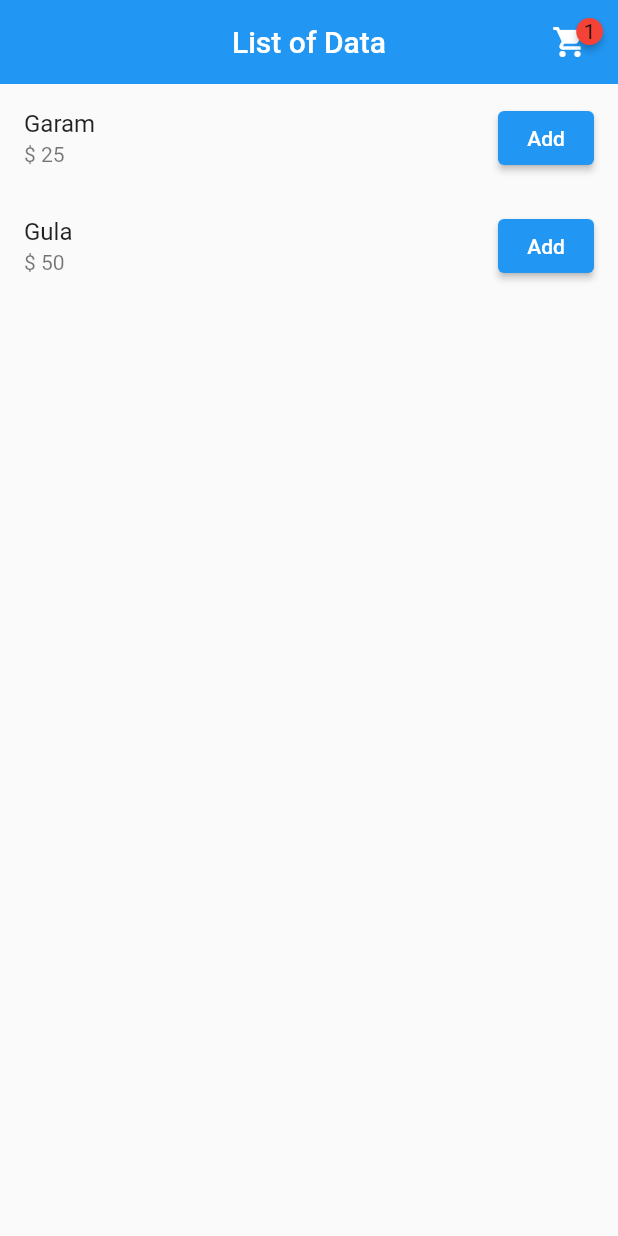
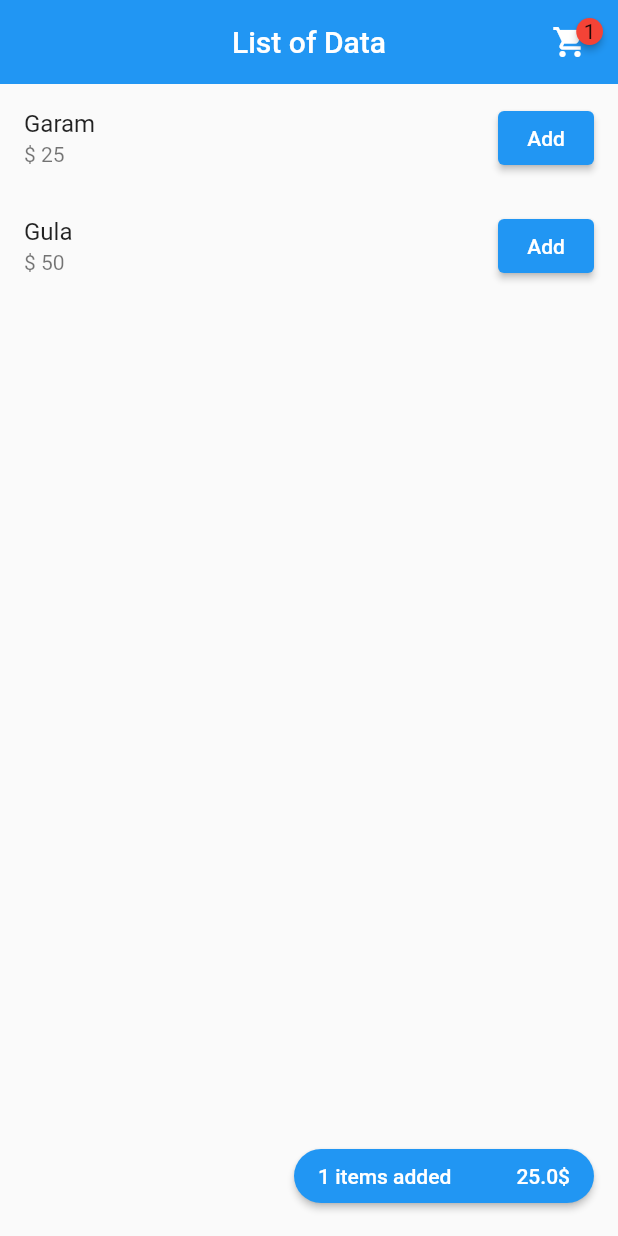
Before and after one commit to Fegartyx/SimpleCartWithProvider, a Flutter app: the screen it shows after launch, after a tap on "Add", on a phone screen of 412 x 824 dp. Run offline on Flutter 3.47's test engine with Material 2 defaults, Android fonts, the phone set to English and light mode, and no system bars; drawn by our look-alikes of badges.

Commit message:
Adding : - Float Button Every Adding Item - Float Button With Price Items And Quantity of items - Adding plus and minus for decreasing quantity of items
Fixed :
- items with same name duplicate in cart view
- quantity items got minus

```diff
--- a/simple_cart/lib/data_view.dart
+++ b/simple_cart/lib/data_view.dart
@@ -3,7 +3,7 @@ import 'package:simple_cart/cart_view.dart';
 import 'package:simple_cart/model/cart_model.dart';
 import 'package:simple_cart/model/list_data.dart';
 import 'package:provider/provider.dart';
-import 'package:badges/badges.dart';
+import 'package:badges/badges.dart' as badges;
 
 class DataView extends StatelessWidget {
   const DataView({Key? key}) : super(key: key);
@@ -30,7 +30,7 @@ class DataView extends StatelessWidget {
               style: const ButtonStyle(elevation: MaterialStatePropertyAll(0)),
               child: Consumer<CartModel>(
                 builder: (context, cart, _) {
-                  return Badge(
+                  return badges.Badge(
                     badgeContent: Text(cart.count.toString()),
                     child: const Icon(Icons.shopping_cart),
                   );
@@ -49,13 +49,48 @@ class DataView extends StatelessWidget {
             subtitle: Text('\$ ${dataList.price}'),
             trailing: ElevatedButton(
               onPressed: () {
+                debugPrint(dataList.quantity.toString());
                 noChange.add(dataList);
+                noChange.showButton = true;
               },
               child: const Text('Add'),
             ),
           );
         },
       ),
+      floatingActionButton: Consumer<CartModel>(
+        builder: (context, cart, _) {
+          return noChange.showButton
+              ? SizedBox(
+                  width: 200,
+                  child: ElevatedButton(
+                    style: ButtonStyle(
+                      shape: MaterialStatePropertyAll(
+                        RoundedRectangleBorder(
+                          borderRadius: BorderRadius.circular(20),
+                        ),
+                      ),
+                    ),
+                    onPressed: () {
+                      Navigator.push(
+                        context,
+                        MaterialPageRoute(
+                          builder: (context) => const CartView(),
+                        ),
+                      );
+                    },
+                    child: Row(
+                      children: [
+                        Text('${cart.items.length} items added'),
+                        const Spacer(),
+                        Text('${noChange.totalPrice}\$'),
+                      ],
+                    ),
+                  ),
+                )
+              : const SizedBox();
+        },
+      ),
     );
   }
 }
--- a/simple_cart/lib/main.dart
+++ b/simple_cart/lib/main.dart
@@ -2,7 +2,6 @@ import 'package:flutter/material.dart';
 import 'package:provider/provider.dart';
 import 'package:simple_cart/data_view.dart';
 import 'package:simple_cart/model/cart_model.dart';
-import 'package:simple_cart/model/list_data.dart';
 
 void main() {
   runApp(const MyApp());
--- a/simple_cart/lib/model/cart_model.dart
+++ b/simple_cart/lib/model/cart_model.dart
@@ -4,9 +4,23 @@ import 'package:simple_cart/model/list_data.dart';
 class CartModel with ChangeNotifier {
   final List<ListData> _items = [];
   double _price = 0;
+  bool showButton = false;
 
   void add(ListData listData) {
-    _items.add(listData);
+    bool found = false;
+
+    for (int i = 0; i < _items.length; i++) {
+      if (_items[i].id == listData.id) {
+        _items[i].quantity += 1;
+        found = true;
+        break;
+      }
+    }
+
+    if (!found) {
+      _items.add(listData);
+    }
+
     _price += listData.price!;
     debugPrint(' $items price: $totalPrice');
     notifyListeners();
@@ -19,9 +33,25 @@ class CartModel with ChangeNotifier {
   List<ListData> get items => _items;
 
   void remove(int index) {
+    debugPrint('quantity : ${_items[index].quantity}');
+    _items.removeAt(index);
+    _price = 0;
+    notifyListeners();
+  }
+
+  void addQuantity(int index) {
+    _price += _items[index].price!;
+    _items[index].quantity += 1;
+    notifyListeners();
+  }
+
+  void decreaseQuantity(int index) {
     _price -= _items[index].price!;
-    _items.removeAt(index);
-    debugPrint(' $items price: $totalPrice');
+    _items[index].quantity -= 1;
+    if (_items[index].quantity < 1) {
+      _items[index].quantity = 1;
+      remove(index);
+    }
     notifyListeners();
   }
 
--- a/simple_cart/lib/model/list_data.dart
+++ b/simple_cart/lib/model/list_data.dart
@@ -2,11 +2,12 @@ class ListData {
   String? title;
   int? price;
   int? id;
+  int quantity;
 
-  ListData({this.id, this.price, this.title});
+  ListData({this.id, this.price, this.title, required this.quantity});
 }
 
 List<ListData> listData = [
-  ListData(id: 1, title: 'Garam', price: 25),
-  ListData(id: 2, title: 'Gula', price: 50),
+  ListData(id: 1, title: 'Garam', price: 25, quantity: 1),
+  ListData(id: 2, title: 'Gula', price: 50, quantity: 1),
 ];
```
Also changed, not shown: simple_cart/lib/cart_view.dart (+52 -8 lines), simple_cart/pubspec.lock.
